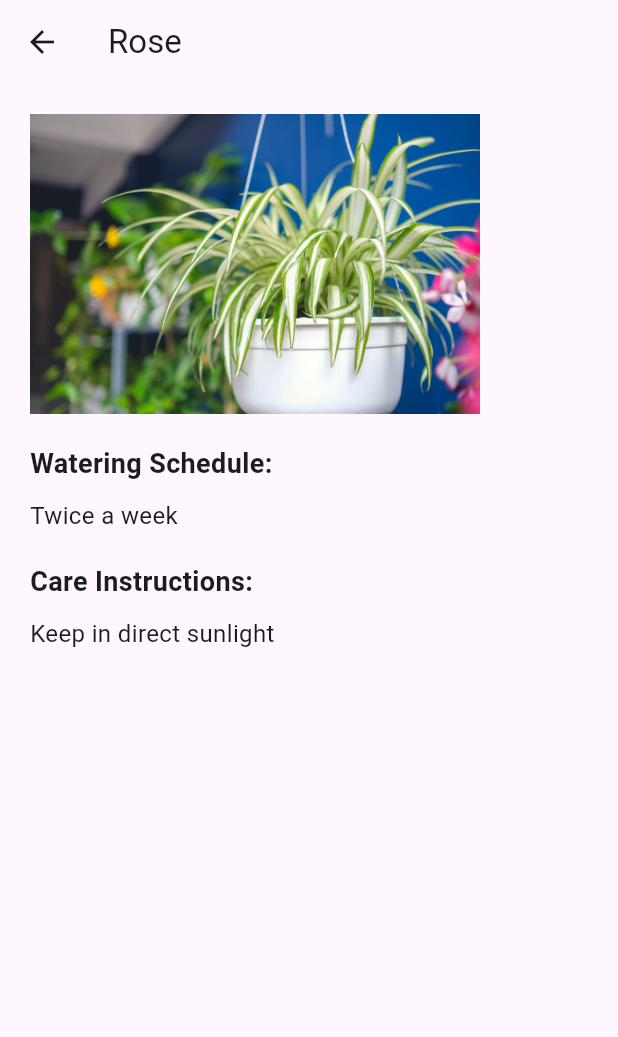
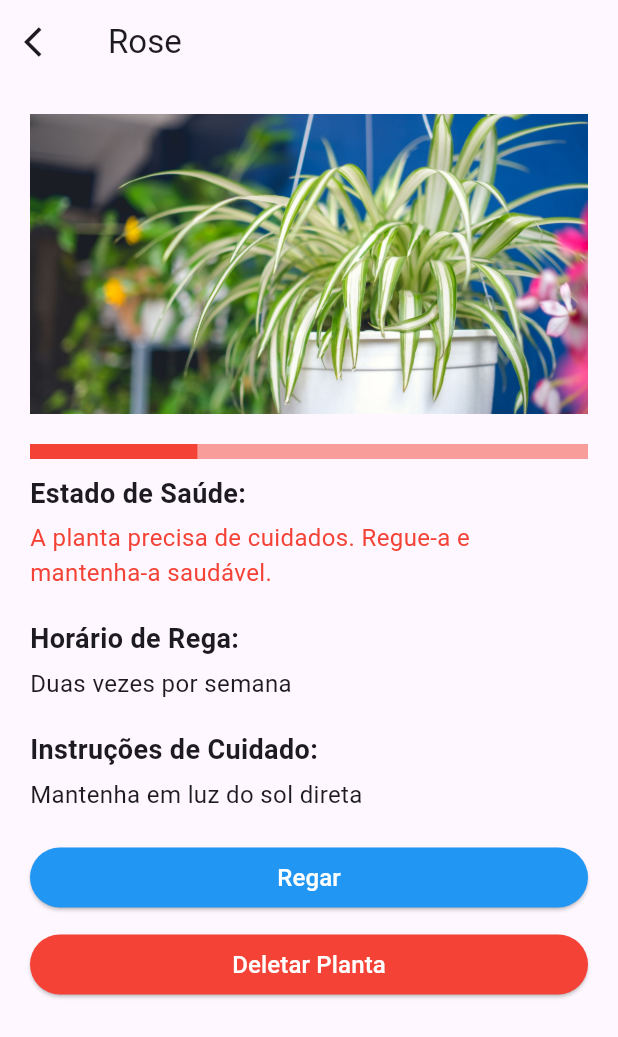
Before and after one commit to devpedrofurquim/watery-app, a Flutter app: the screen it shows once a user with an empty profile is signed in, after a tap on "Rose", on a phone screen of 412 x 824 dp. Shown: the top 1037 px of the screen. Run offline on Flutter 3.47's test engine with Material 3 defaults, Android fonts, the phone set to English and light mode, and no system bars; our stand-ins replace firebase_auth, firebase_core; accounts and stored records are empty; generated files the repository leaves out were written again.

Commit message:
added new state managment features for the health score of the plant

```diff
--- a/lib/models/plant.dart
+++ b/lib/models/plant.dart
@@ -3,7 +3,7 @@ class Plant {
   final String imageUrl;
   final String wateringSchedule;
   final String careInstructions;
-  final double health;
+  double health;
 
   Plant(
       {required this.name,
--- a/lib/pages/home_page.dart
+++ b/lib/pages/home_page.dart
@@ -3,41 +3,46 @@ import 'package:firebase_auth/firebase_auth.dart';
 import 'package:watery/auth.dart';
 import 'package:watery/models/plant.dart';
 
-import '../plant_details.dart'; // Import your Plant model here
+import 'plant_details.dart'; // Import your Plant model here
 
-class HomePage extends StatelessWidget {
-  HomePage({super.key});
+class HomePage extends StatefulWidget {
+  const HomePage({super.key});
 
+  @override
+  _HomePageState createState() => _HomePageState();
+}
+
+class _HomePageState extends State<HomePage> {
   final User? user = Auth().currentUser;
 
   final List<Plant> userPlants = [
     Plant(
       name: 'Rose',
       imageUrl: 'images/plant.jpg',
-      health: 0.8,
-      wateringSchedule: 'Twice a week',
-      careInstructions: 'Keep in direct sunlight',
+      health: 0.3,
+      wateringSchedule: 'Duas vezes por semana',
+      careInstructions: 'Mantenha em luz do sol direta',
     ),
     Plant(
       name: 'Lavender',
       imageUrl: 'images/plant.jpg',
-      health: 0.5,
-      wateringSchedule: 'Once a week',
-      careInstructions: 'Water lightly',
+      health: 0.2,
+      wateringSchedule: 'Uma vez por semana',
+      careInstructions: 'Rega leve',
     ),
     Plant(
       name: 'Sunflower',
       imageUrl: 'images/plant.jpg',
       health: 1,
-      wateringSchedule: 'Every other day',
-      careInstructions: 'Requires lots of sunlight',
+      wateringSchedule: 'A cada dois dias',
+      careInstructions: 'Requer exposição direta ao sol',
     ),
     Plant(
       name: 'Cactus',
       imageUrl: 'images/plant.jpg',
       health: 0.2,
-      wateringSchedule: 'Once a month',
-      careInstructions: 'Avoid overwatering',
+      wateringSchedule: 'Uma vez por mês',
+      careInstructions: 'Evitar regar muito',
     ),
   ];
 
@@ -47,14 +52,6 @@ class HomePage extends StatelessWidget {
 
   Widget _title() {
     return const Text('Watery');
-  }
-
-  Widget _userUid() {
-    return Text(user?.email ?? 'User email');
-  }
-
-  Widget _signOutButton() {
-    return ElevatedButton(onPressed: signOut, child: const Text('Sign Out'));
   }
 
   @override
@@ -82,11 +79,8 @@ class HomePage extends StatelessWidget {
       bottomNavigationBar: BottomNavigationBar(
         backgroundColor: Colors.green,
         fixedColor: Colors.white,
-        currentIndex:
-            0, // Current index of the selected tab (default is the first tab)
-        onTap: (int index) {
-          // Add functionality to switch between tabs
-        },
+        currentIndex: 0,
+        onTap: (int index) {},
         items: const [
           BottomNavigationBarItem(
             icon: Icon(Icons.home),
@@ -104,50 +98,28 @@ class HomePage extends StatelessWidget {
           crossAxisAlignment: CrossAxisAlignment.start,
           mainAxisAlignment: MainAxisAlignment.start,
           children: [
-            const SizedBox(
-              height: 20,
+            const Text(
+              'Seu jardim digital',
+              style: TextStyle(fontWeight: FontWeight.bold, fontSize: 24),
             ),
-            const Text('Your Plants'),
-            const SizedBox(height: 10),
             userPlants.isEmpty
-                ? const Center(child: Text('You have no plants listed'))
+                ? const Center(
+                    child: Text('Você não possui nenhuma planta listada'))
                 : GridView.builder(
                     shrinkWrap: true,
                     physics: const NeverScrollableScrollPhysics(),
                     gridDelegate:
                         const SliverGridDelegateWithFixedCrossAxisCount(
-                            crossAxisCount: 2,
-                            crossAxisSpacing: 10,
-                            mainAxisSpacing: 10),
+                      crossAxisCount: 2,
+                      crossAxisSpacing: 10,
+                      mainAxisSpacing: 0,
+                    ),
                     itemCount: userPlants.length,
                     itemBuilder: (context, index) {
                       Plant plant = userPlants[index];
-                      return GestureDetector(
-                        onTap: () {
-                          Navigator.push(
-                              context,
-                              MaterialPageRoute(
-                                builder: (context) =>
-                                    PlantDetailsScreen(plant: plant),
-                              ));
-                        },
-                        child: Column(
-                          mainAxisAlignment: MainAxisAlignment.center,
-                          children: [
-                            Image.asset(
-                              plant.imageUrl,
-                              fit: BoxFit.cover,
-                            ),
-                            Text(
-                              plant.name,
-                              style: const TextStyle(fontSize: 16),
-                            ),
-                            PlantHealthBar(value: plant.health),
-                          ],
-                        ),
-                      );
+                      return PlantItem(plant: plant);
                     },
-                  )
+                  ),
           ],
         ),
       ),
@@ -155,22 +127,110 @@ class HomePage extends StatelessWidget {
   }
 }
 
-class PlantHealthBar extends StatelessWidget {
+class PlantItem extends StatefulWidget {
+  final Plant plant;
+
+  const PlantItem({super.key, required this.plant});
+
+  @override
+  _PlantItemState createState() => _PlantItemState();
+}
+
+class _PlantItemState extends State<PlantItem> {
+  @override
+  Widget build(BuildContext context) {
+    return GestureDetector(
+      onTap: () async {
+        // Navigate to the detail screen and wait for a result
+        final updatedHealth = await Navigator.push(
+          context,
+          MaterialPageRoute(
+            builder: (context) => PlantDetailsScreen(plant: widget.plant),
+          ),
+        );
+
+        // Check if the returned value is not null and update the health value accordingly
+        if (updatedHealth != null) {
+          setState(() {
+            widget.plant.health = updatedHealth;
+          });
+        }
+      },
+      child: Column(
+        mainAxisAlignment: MainAxisAlignment.center,
+        children: [
+          Stack(
+            alignment: Alignment.topLeft,
+            children: [
+              Image.asset(
+                widget.plant.imageUrl,
+                fit: BoxFit.cover,
+              ),
+              Padding(
+                padding: const EdgeInsets.all(8.0),
+                child: Column(
+                  crossAxisAlignment: CrossAxisAlignment.start,
+                  children: [
+                    PlantHealthBar(value: widget.plant.health),
+                    Text(
+                      widget.plant.name,
+                      style: const TextStyle(
+                        fontSize: 20,
+                        color: Colors.white,
+                        fontWeight: FontWeight.bold,
+                      ),
+                    ),
+                  ],
+                ),
+              ),
+            ],
+          ),
+        ],
+      ),
+    );
+  }
+}
+
+class PlantHealthBar extends StatefulWidget {
   final double value; // Value between 0 and 1 representing the health status
-  final Color color;
 
   const PlantHealthBar({
     super.key,
     required this.value,
-    this.color = Colors.green,
   });
+
+  @override
+  _PlantHealthBarState createState() => _PlantHealthBarState();
+}
+
+class _PlantHealthBarState extends State<PlantHealthBar> {
+  late Color _color;
+
+  @override
+  void initState() {
+    super.initState();
+    _updateColor();
+  }
+
+  @override
+  void didUpdateWidget(covariant PlantHealthBar oldWidget) {
+    super.didUpdateWidget(oldWidget);
+    _updateColor();
+  }
+
+  void _updateColor() {
+    setState(() {
+      _color = widget.value < 0.5 ? Colors.red : Colors.green;
+    });
+  }
 
   @override
   Widget build(BuildContext context) {
     return LinearProgressIndicator(
-      value: value,
-      backgroundColor: color.withOpacity(0.5),
-      valueColor: AlwaysStoppedAnimation<Color>(color),
+      minHeight: 10,
+      value: widget.value,
+      backgroundColor: _color.withOpacity(0.5),
+      valueColor: AlwaysStoppedAnimation<Color>(_color),
     );
   }
 }
--- /dev/null
+++ b/lib/pages/plant_details.dart
@@ -0,0 +1,138 @@
+import 'package:flutter/material.dart';
+import 'package:watery/models/plant.dart';
+
+import 'home_page.dart';
+
+class PlantDetailsScreen extends StatefulWidget {
+  final Plant plant;
+
+  const PlantDetailsScreen({required this.plant});
+
+  @override
+  _PlantDetailsScreenState createState() => _PlantDetailsScreenState();
+}
+
+class _PlantDetailsScreenState extends State<PlantDetailsScreen> {
+  late double _health;
+
+  @override
+  void initState() {
+    super.initState();
+    _health = widget.plant.health;
+  }
+
+  void _updateHealth(double value) {
+    setState(() {
+      _health = value;
+      widget.plant.health = value;
+    });
+  }
+
+  @override
+  Widget build(BuildContext context) {
+    return Scaffold(
+      appBar: AppBar(
+        title: Text(widget.plant.name),
+        leading: IconButton(
+          icon: Icon(Icons.arrow_back_ios),
+          onPressed: () {
+            Navigator.pop(context, _health);
+          },
+        ),
+      ),
+      body: SingleChildScrollView(
+        padding: const EdgeInsets.all(20),
+        child: Column(
+          crossAxisAlignment: CrossAxisAlignment.start,
+          children: [
+            Image.asset(
+              widget.plant.imageUrl,
+              fit: BoxFit.cover,
+              height: 200,
+              width: double.infinity,
+            ),
+            SizedBox(height: 20),
+            PlantHealthBar(value: _health),
+            SizedBox(height: 10),
+            Text(
+              'Estado de Saúde:',
+              style: TextStyle(
+                fontSize: 18,
+                fontWeight: FontWeight.bold,
+              ),
+            ),
+            SizedBox(height: 5),
+            Text(
+              _health >= 0.5
+                  ? 'A planta está saudável. Continue assim.'
+                  : 'A planta precisa de cuidados. Regue-a e mantenha-a saudável.',
+              style: TextStyle(
+                fontSize: 16,
+                color: _health >= 0.5 ? Colors.green : Colors.red,
+              ),
+            ),
+            SizedBox(height: 20),
+            Text(
+              'Horário de Rega:',
+              style: TextStyle(
+                fontSize: 18,
+                fontWeight: FontWeight.bold,
+              ),
+            ),
+            SizedBox(height: 5),
+            Text(
+              widget.plant.wateringSchedule,
+              style: TextStyle(fontSize: 16),
+            ),
+            SizedBox(height: 20),
+            Text(
+              'Instruções de Cuidado:',
+              style: TextStyle(
+                fontSize: 18,
+                fontWeight: FontWeight.bold,
+              ),
+            ),
+            SizedBox(height: 5),
+            Text(
+              widget.plant.careInstructions,
+              style: TextStyle(fontSize: 16),
+            ),
+            SizedBox(height: 20),
+            SizedBox(
+              width: double.infinity,
+              child: ElevatedButton(
+                onPressed: () {
+                  _updateHealth(_health + 0.2);
+                },
+                style: ElevatedButton.styleFrom(
+                  backgroundColor: Colors.blue,
+                ),
+                child: Text(
+                  'Regar',
+                  style: TextStyle(
+                    fontSize: 16,
+                    color: Colors.white,
+                  ),
+                ),
+              ),
+            ),
+            SizedBox(height: 10), // Add spacing between buttons
+            SizedBox(
+              width: double.infinity,
+              child: ElevatedButton(
+                onPressed: () {},
+                style: ElevatedButton.styleFrom(
+                  backgroundColor: Colors.red,
+                ),
+                child: Text(
+                  'Deletar Planta',
+                  style: TextStyle(fontSize: 16, color: Colors.white),
+                ),
+              ),
+            ),
+          ],
+        ),
+      ),
+    );
+  }
+}
--- a/lib/plant_details.dart
+++ /dev/null
@@ -1,53 +0,0 @@
-import 'package:flutter/material.dart';
-import 'package:watery/models/plant.dart'; // Import your Plant model here
-
-class PlantDetailsScreen extends StatelessWidget {
-  final Plant plant;
-
-  const PlantDetailsScreen({required this.plant});
-
-  @override
-  Widget build(BuildContext context) {
-    return Scaffold(
-      appBar: AppBar(
-        title: Text(plant.name),
-      ),
-      body: SingleChildScrollView(
-        child: Padding(
-          padding: const EdgeInsets.all(20),
-          child: Column(
-            crossAxisAlignment: CrossAxisAlignment.start,
-            children: [
-              Image.asset(
-                plant.imageUrl,
-                fit: BoxFit.cover,
-                height: 200,
-              ),
-              const SizedBox(height: 20),
-              const Text(
-                'Watering Schedule:',
-                style: TextStyle(fontSize: 18, fontWeight: FontWeight.bold),
-              ),
-              const SizedBox(height: 10),
-              Text(
-                plant.wateringSchedule,
-                style: const TextStyle(fontSize: 16),
-              ),
-              const SizedBox(height: 20),
-              const Text(
-                'Care Instructions:',
-                style: TextStyle(fontSize: 18, fontWeight: FontWeight.bold),
-              ),
-              const SizedBox(height: 10),
-              Text(
-                plant.careInstructions,
-                style: const TextStyle(fontSize: 16),
-              ),
-              // Add more details as needed
-            ],
-          ),
-        ),
-      ),
-    );
-  }
-}
```
Also changed, not shown: images/email.png (added), images/flower.png (added), images/logout.png (added), images/password.png (added), images/plant.png (added).
